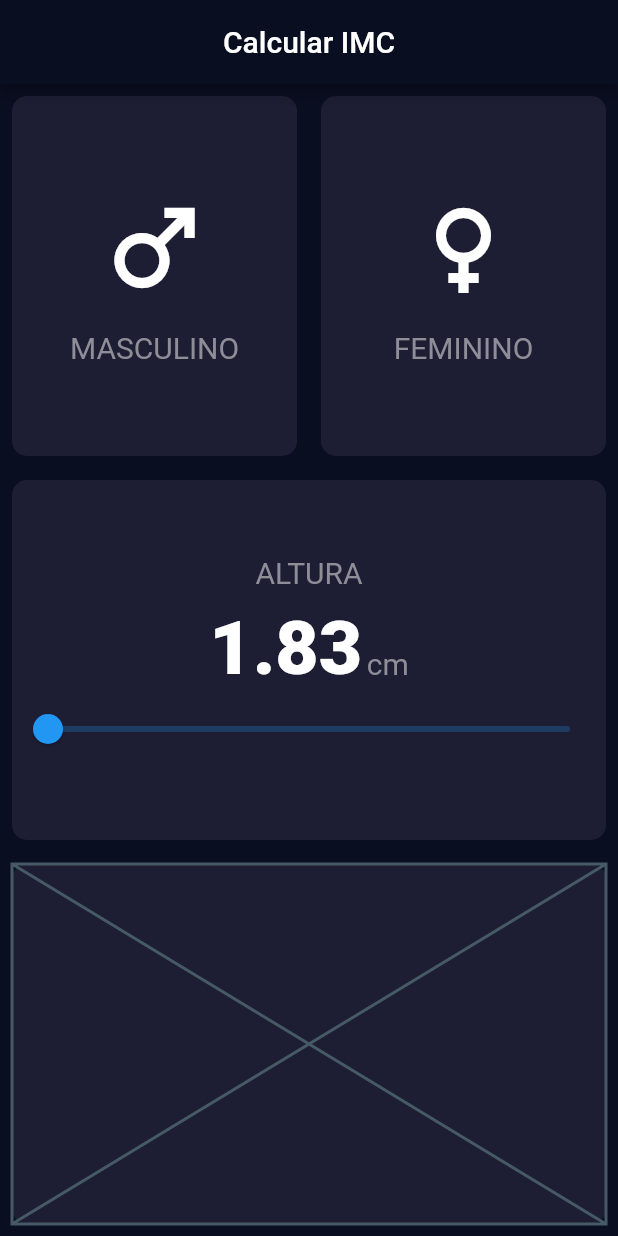
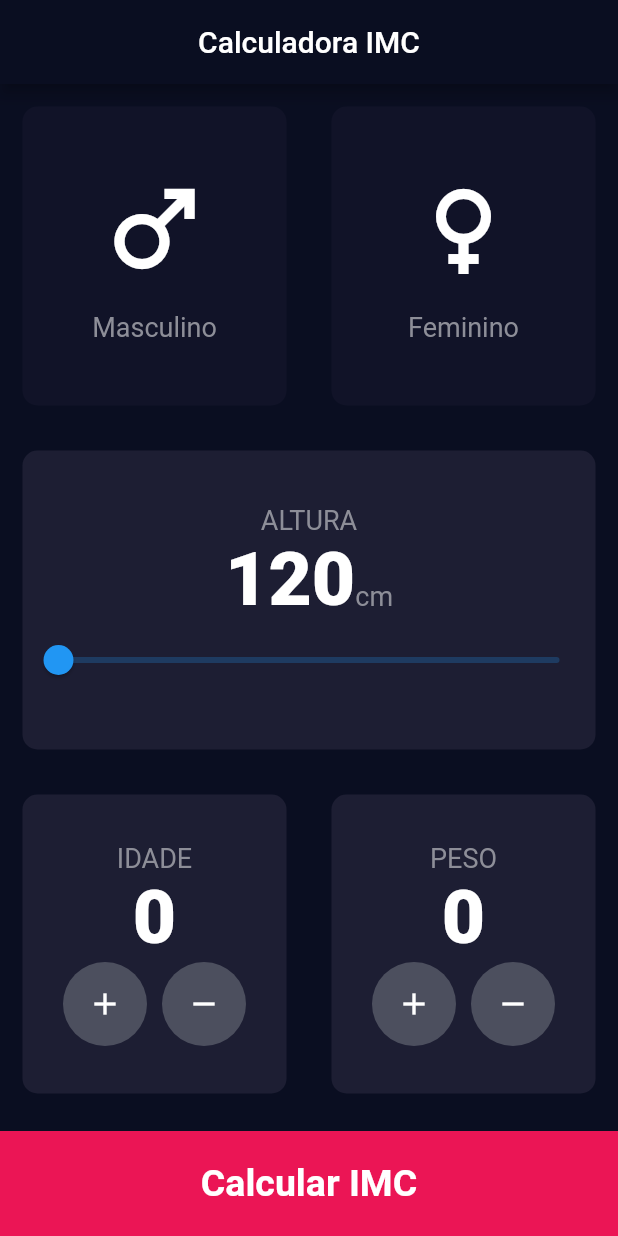
Before and after one commit to guilherme-or/calculadora_imc, a Flutter app: the screen it shows after launch, on a phone screen of 412 x 824 dp. Run offline on Flutter 3.47's test engine with Material 2 defaults, Android fonts, the phone set to English and light mode, and no system bars; missing offline and left inert: dart:ffi.

Commit message:
new layouts

```diff
--- /dev/null
+++ b/lib/components/bottom_button.dart
@@ -0,0 +1,25 @@
+import 'package:flutter/material.dart';
+
+class BottomButton extends StatelessWidget {
+  final String buttonTitle;
+  const BottomButton({super.key, required this.buttonTitle});
+
+  @override
+  Widget build(BuildContext context) {
+    return Container(
+      margin: const EdgeInsets.only(top: 10.0),
+      width: double.infinity,
+      height: 70.0,
+      color: const Color(0xFFEB1555),
+      child: Center(
+        child: Text(
+          buttonTitle,
+          style: const TextStyle(
+            fontSize: 25.0,
+            fontWeight: FontWeight.bold,
+          ),
+        ),
+      ),
+    );
+  }
+}
--- a/lib/components/custom_card.dart
+++ b/lib/components/custom_card.dart
@@ -2,22 +2,28 @@ import 'package:calculadora_imc/constants.dart';
 import 'package:flutter/material.dart';
 
 class CustomCard extends StatelessWidget {
-  final Widget child;
+  Widget child;
+  Color cardColor;
+  void Function()? customOnTap;
 
-  const CustomCard({
-    Key? key,
-    required this.child,
-  }) : super(key: key);
+  CustomCard(
+      {super.key,
+      required this.child,
+      this.customOnTap,
+      required this.cardColor});
 
   @override
   Widget build(BuildContext context) {
-    return Container(
-      decoration: BoxDecoration(
-        color: kActiveCardColour,
-        borderRadius: BorderRadius.circular(10.0),
+    return GestureDetector(
+      onTap: customOnTap,
+      child: Container(
+        margin: const EdgeInsets.all(15.0),
+        decoration: BoxDecoration(
+          color: cardColor,
+          borderRadius: BorderRadius.circular(10.0),
+        ),
+        child: child,
       ),
-      margin: const EdgeInsets.all(8.0),
-      child: child,
     );
   }
 }
--- a/lib/components/icon_content.dart
+++ b/lib/components/icon_content.dart
@@ -3,13 +3,10 @@ import 'package:flutter/material.dart';
 
 class IconContent extends StatelessWidget {
   final IconData icon;
-  final String name;
+  final String label;
 
-  const IconContent({
-    Key? key,
-    required this.icon,
-    required this.name
-  }) : super(key: key);
+  const IconContent({Key? key, required this.icon, required this.label})
+      : super(key: key);
 
   @override
   Widget build(BuildContext context) {
@@ -24,9 +21,9 @@ class IconContent extends StatelessWidget {
           height: 15.0,
         ),
         Text(
-          name,
+          label,
           style: kLabelTextStyle,
-        ),
+        )
       ],
     );
   }
--- /dev/null
+++ b/lib/components/modal_result.dart
@@ -0,0 +1,40 @@
+import 'package:calculadora_imc/constants.dart';
+import 'package:flutter/material.dart';
+
+class ModalResult extends StatelessWidget {
+  const ModalResult({
+    Key? key,
+    required this.imc,
+    required this.resultado,
+  }) : super(key: key);
+
+  final double imc;
+  final String resultado;
+
+  @override
+  Widget build(BuildContext context) {
+    return Container(
+      height: 400,
+      color: kBackgroundColor,
+      child: Center(
+        child: Column(
+          mainAxisAlignment: MainAxisAlignment.center,
+          children: <Widget>[
+            const Text(
+              'Seu IMC é de',
+              style: kLabelTextStyle,
+            ),
+            Text(
+              imc.toStringAsFixed(2),
+              style: kNumberTextStyle,
+            ),
+            Text(
+              resultado,
+              style: kLabelTextStyle,
+            ),
+          ],
+        ),
+      ),
+    );
+  }
+}
--- /dev/null
+++ b/lib/components/roundicon_button.dart
@@ -0,0 +1,21 @@
+import 'package:flutter/material.dart';
+
+class RoundIconButton extends StatelessWidget {
+  final IconData icon;
+  const RoundIconButton({Key? key, required this.icon}) : super(key: key);
+
+  @override
+  Widget build(BuildContext context) {
+    return RawMaterialButton(
+      elevation: 0.0,
+      onPressed: null,
+      constraints: const BoxConstraints.tightFor(
+        width: 56.0,
+        height: 56.0,
+      ),
+      shape: const CircleBorder(),
+      fillColor: const Color(0xFF4C4F5E),
+      child: Icon(icon),
+    );
+  }
+}
--- /dev/null
+++ b/lib/components/slider_altura.dart
@@ -0,0 +1,44 @@
+import 'package:calculadora_imc/constants.dart';
+import 'package:flutter/material.dart';
+
+class SliderAltura extends StatelessWidget {
+  int sliderValue;
+  void Function(double value) sliderOnChanged;
+
+  SliderAltura(
+      {super.key, required this.sliderOnChanged, required this.sliderValue});
+
+  @override
+  Widget build(BuildContext context) {
+    return Column(
+      mainAxisAlignment: MainAxisAlignment.center,
+      children: [
+        const Text(
+          'ALTURA',
+          style: kLabelTextStyle,
+        ),
+        Row(
+          mainAxisAlignment: MainAxisAlignment.center,
+          crossAxisAlignment: CrossAxisAlignment.baseline,
+          textBaseline: TextBaseline.alphabetic,
+          children: <Widget>[
+            Text(
+              sliderValue.toString(),
+              style: kNumberTextStyle,
+            ),
+            Text(
+              'cm',
+              style: kLabelTextStyle,
+            ),
+          ],
+        ),
+        Slider(
+          value: sliderValue.toDouble(),
+          min: 120,
+          max: 220,
+          onChanged: sliderOnChanged,
+        )
+      ],
+    );
+  }
+}
--- a/lib/constants.dart
+++ b/lib/constants.dart
@@ -5,7 +5,7 @@ const kActiveCardColour = Color(0xFF1D1E33);
 const kInactiveCardColour = Color(0xFF111328);
 
 const kLabelTextStyle = TextStyle(
-  fontSize: 20.0,
+  fontSize: 18.0,
   color: Color(0xFF8D8E98),
 );
 
--- a/lib/main.dart
+++ b/lib/main.dart
@@ -3,25 +3,23 @@ import 'package:calculadora_imc/pages/calculadora_page.dart';
 import 'package:flutter/material.dart';
 
 void main() {
-  runApp(const MyApp());
+  runApp(const CalculadoraIMC());
 }
 
-class MyApp extends StatelessWidget {
-  const MyApp({Key? key}) : super(key: key);
+class CalculadoraIMC extends StatelessWidget {
+  const CalculadoraIMC({super.key});
 
   @override
   Widget build(BuildContext context) {
     return MaterialApp(
       debugShowCheckedModeBanner: false,
-      title: 'Calculadora IMC',
-      home: CalculadoraPage(),
       theme: ThemeData.dark().copyWith(
         primaryColor: kBackgroundColor,
         scaffoldBackgroundColor: kBackgroundColor,
-        appBarTheme: const AppBarTheme().copyWith(
-          backgroundColor: kBackgroundColor,
-        ),
+        appBarTheme: const AppBarTheme()
+            .copyWith(backgroundColor: kBackgroundColor, centerTitle: true),
       ),
+      home: CalculadoraPage(),
     );
   }
 }
--- a/lib/pages/calculadora_page.dart
+++ b/lib/pages/calculadora_page.dart
@@ -1,17 +1,33 @@
+import 'dart:ffi';
+
+import 'package:calculadora_imc/components/bottom_button.dart';
 import 'package:calculadora_imc/components/custom_card.dart';
 import 'package:calculadora_imc/components/icon_content.dart';
+import 'package:calculadora_imc/components/roundicon_button.dart';
 import 'package:calculadora_imc/constants.dart';
 import 'package:flutter/material.dart';
 
-class CalculadoraPage extends StatelessWidget {
-  const CalculadoraPage({Key? key}) : super(key: key);
+import '../components/slider_altura.dart';
+
+enum Genero {
+  masculino,
+  feminino,
+}
+
+class CalculadoraPage extends StatefulWidget {
+  @override
+  State<CalculadoraPage> createState() => _CalculadoraPageState();
+}
+
+class _CalculadoraPageState extends State<CalculadoraPage> {
+  Genero? generoSelecionado;
+  int altura = 120;
 
   @override
   Widget build(BuildContext context) {
     return Scaffold(
       appBar: AppBar(
-        title: Text("Calcular IMC"),
-        centerTitle: true,
+        title: const Text('Calculadora IMC'),
       ),
       body: Column(
         children: [
@@ -20,17 +36,33 @@ class CalculadoraPage extends StatelessWidget {
               children: [
                 Expanded(
                   child: CustomCard(
-                    child: IconContent(
+                    customOnTap: () {
+                      setState(() {
+                        generoSelecionado = Genero.masculino;
+                      });
+                    },
+                    cardColor: generoSelecionado == Genero.masculino
+                        ? kActiveCardColour
+                        : kInactiveCardColour,
+                    child: const IconContent(
                       icon: Icons.male,
-                      name: "MASCULINO",
+                      label: 'Masculino',
                     ),
                   ),
                 ),
                 Expanded(
                   child: CustomCard(
-                    child: IconContent(
+                    customOnTap: () {
+                      setState(() {
+                        generoSelecionado = Genero.feminino;
+                      });
+                    },
+                    cardColor: generoSelecionado == Genero.feminino
+                        ? kActiveCardColour
+                        : kInactiveCardColour,
+                    child: const IconContent(
                       icon: Icons.female,
-                      name: "FEMININO",
+                      label: 'Feminino',
                     ),
                   ),
                 ),
@@ -39,37 +71,47 @@ class CalculadoraPage extends StatelessWidget {
           ),
           Expanded(
             child: CustomCard(
+              cardColor: kActiveCardColour,
+              child: SliderAltura(
+                sliderOnChanged: (double novaAltura) {
+                  setState(() {
+                    altura = novaAltura.toInt();
+                  });
+                },
+                sliderValue: altura,
+              ),
+            ),
+          ),
+          Expanded(
+            child: Row(
+              children: [
+                Expanded(
+                  child: CustomCard(
+                    cardColor: kActiveCardColour,
                     child: Column(
                       mainAxisAlignment: MainAxisAlignment.center,
                       children: [
-                  Text(
-                    "ALTURA",
+                        const Text(
+                          'IDADE',
                           style: kLabelTextStyle,
                         ),
-                  const SizedBox(
-                    height: 10.0,
+                        const Text(
+                          '0',
+                          style: kNumberTextStyle,
                         ),
                         Row(
                           mainAxisAlignment: MainAxisAlignment.center,
-                    crossAxisAlignment: CrossAxisAlignment.baseline,
-                    textBaseline: TextBaseline.alphabetic,
-                    children: [
-                      Text(
-                        "1.83",
-                        style: kNumberTextStyle,
+                          children: const [
+                            RoundIconButton(
+                              icon: Icons.add,
                             ),
-                      const SizedBox(
-                        width: 3.0,
+                            SizedBox(
+                              width: 10.0,
                             ),
-                      Text(
-                        "cm",
-                        style: kLabelTextStyle,
+                            RoundIconButton(
+                              icon: Icons.remove,
                             ),
                           ],
-                  ),
-                  Slider(
-                    value: 0,
-                    onChanged: (double value) {},
                         )
                       ],
                     ),
@@ -77,9 +119,40 @@ class CalculadoraPage extends StatelessWidget {
                 ),
                 Expanded(
                   child: CustomCard(
-              child: Placeholder(),
+                    cardColor: kActiveCardColour,
+                    child: Column(
+                      mainAxisAlignment: MainAxisAlignment.center,
+                      children: [
+                        const Text(
+                          'PESO',
+                          style: kLabelTextStyle,
+                        ),
+                        const Text(
+                          '0',
+                          style: kNumberTextStyle,
+                        ),
+                        Row(
+                          mainAxisAlignment: MainAxisAlignment.center,
+                          children: const [
+                            RoundIconButton(
+                              icon: Icons.add,
+                            ),
+                            SizedBox(
+                              width: 10.0,
+                            ),
+                            RoundIconButton(
+                              icon: Icons.remove,
+                            ),
+                          ],
+                        )
+                      ],
                     ),
                   ),
+                ),
+              ],
+            ),
+          ),
+          const BottomButton(buttonTitle: 'Calcular IMC')
         ],
       ),
     );
--- a/pubspec.yaml
+++ b/pubspec.yaml
@@ -12,13 +12,15 @@ publish_to: 'none' # Remove this line if you wish to publish to pub.dev
 # build by specifying --build-name and --build-number, respectively.
 # In Android, build-name is used as versionName while build-number used as versionCode.
 # Read more about Android versioning at https://developer.android.com/studio/publish/versioning
-# In iOS, build-name is used as CFBundleShortVersionString while build-number used as CFBundleVersion.
+# In iOS, build-name is used as CFBundleShortVersionString while build-number is used as CFBundleVersion.
 # Read more about iOS versioning at
 # https://developer.apple.com/library/archive/documentation/General/Reference/InfoPlistKeyReference/Articles/CoreFoundationKeys.html
+# In Windows, build-name is used as the major, minor, and patch parts
+# of the product and file versions while build-number is used as the build suffix.
 version: 1.0.0+1
 
 environment:
-  sdk: ">=2.17.3 <3.0.0"
+  sdk: '>=2.17.3 <3.0.0'
 
 # Dependencies specify other packages that your package needs in order to work.
 # To automatically upgrade your package dependencies to the latest versions
```
Also changed, not shown: 17 other files. Lines whose indentation alone changed are shown as unchanged.
